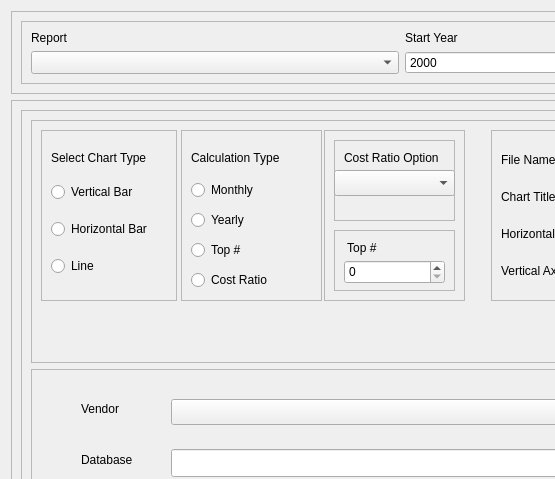
Old version of the form ui/VisualTab.ui in the repository CS-4820-Library-Project/COUNTER-5-Report-Tool-2020-5.0; both pictures show x 0 to 555 and y 0 to 479 of the 1177 by 690 pixel window.
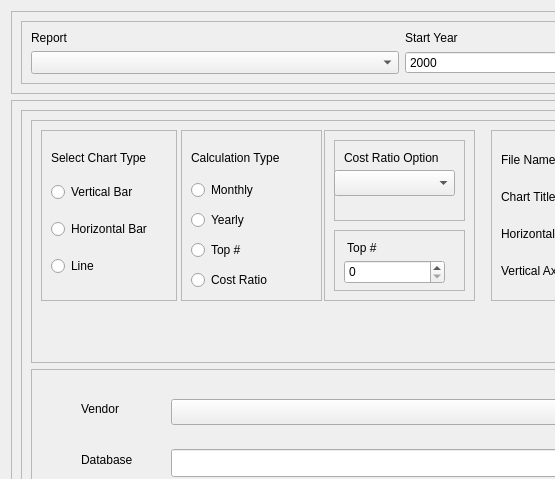
New version of the form. Icons and pictures are not drawn.

Diff of the .ui file:
```diff
--- a/ui/VisualTab.ui
+++ b/ui/VisualTab.ui
@@ -190,7 +190,7 @@
              <rect>
               <x>50</x>
               <y>30</y>
-              <width>44</width>
+              <width>61</width>
               <height>20</height>
              </rect>
             </property>
@@ -424,7 +424,7 @@
              <rect>
               <x>293</x>
               <y>10</y>
-              <width>141</width>
+              <width>151</width>
               <height>171</height>
              </rect>
             </property>
@@ -445,7 +445,7 @@
               <rect>
                <x>10</x>
                <y>10</y>
-               <width>121</width>
+               <width>131</width>
                <height>81</height>
               </rect>
              </property>
@@ -504,7 +504,7 @@
               <rect>
                <x>10</x>
                <y>100</y>
-               <width>121</width>
+               <width>131</width>
                <height>61</height>
               </rect>
              </property>
```
